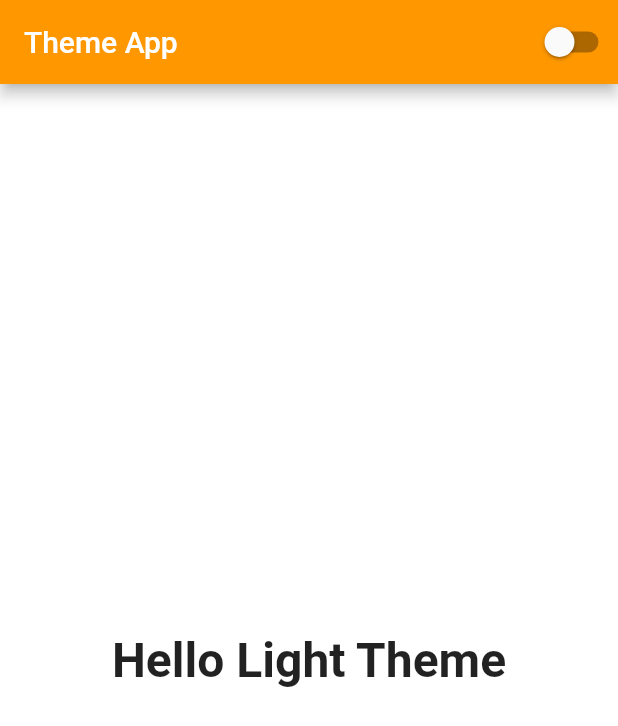
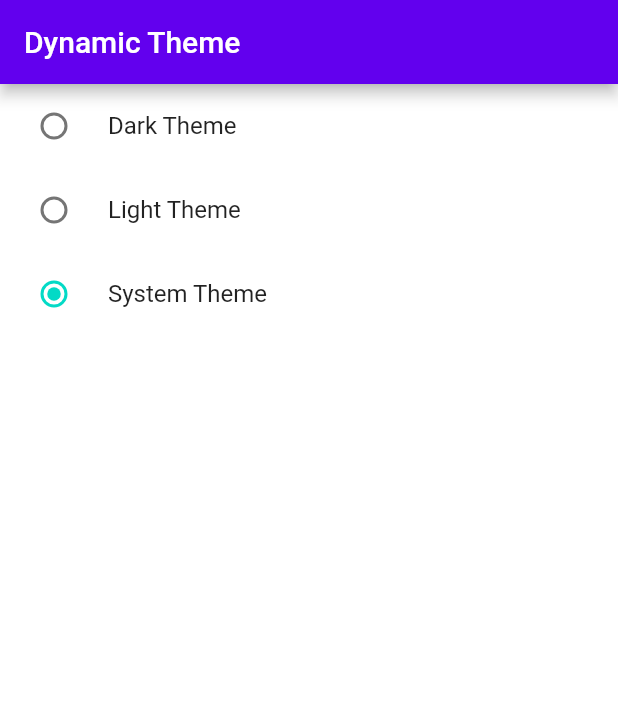
Before and after one commit to zyllus17/dark_theme, a Flutter app: the screen it shows after launch, on a phone screen of 412 x 824 dp. Shown: the top 726 px of the screen. Run offline on Flutter 3.47's test engine with Material 2 defaults, Android fonts, the phone set to English and light mode, and no system bars; our stand-ins replace flutter_riverpod, shared_preferences.

Commit message:
Theme working

```diff
--- a/lib/main.dart
+++ b/lib/main.dart
@@ -1,30 +1,108 @@
 import 'package:dark_theme/theme_provider.dart';
 import 'package:flutter/material.dart';
-import 'package:provider/provider.dart';
-
-import 'home_screen.dart';
+import 'package:flutter_riverpod/flutter_riverpod.dart';
+import 'package:shared_preferences/shared_preferences.dart';
 
 void main() {
-  runApp(const MyApp());
+  runApp(
+    const ProviderScope(
+      child: MyApp(),
+    ),
+  );
 }
 
-class MyApp extends StatelessWidget {
+class MyApp extends ConsumerWidget {
   const MyApp({Key? key}) : super(key: key);
 
   @override
-  Widget build(BuildContext context) {
-    return ChangeNotifierProvider(
-      create: (context) => ThemeProvider(),
-      builder: (context, child) {
-        final themeProvider = Provider.of<ThemeProvider>(context);
-        return MaterialApp(
-          title: 'Flutter Demo',
-          themeMode: themeProvider.themeMode,
-          theme: MyTheme.lightTheme,
-          darkTheme: MyTheme.darkTheme,
-          home: const HomeScreen(),
-        );
+  Widget build(BuildContext context, WidgetRef ref) {
+    final themeNotifier = ref.watch(themeNotifierProvider);
+
+    return MaterialApp(
+      title: 'Flutter Demo',
+      themeMode: themeNotifier.themeMode,
+      theme: MyTheme.lightTheme,
+      darkTheme: MyTheme.darkTheme,
+      home: const HomePage(),
+    );
+  }
+}
+
+class HomePage extends ConsumerWidget {
+  const HomePage({Key? key}) : super(key: key);
+
+  @override
+  Widget build(BuildContext context, WidgetRef ref) {
+    final notifier = ref.watch(themeNotifierProvider);
+
+    return Scaffold(
+      appBar: AppBar(
+        title: const Text("Dynamic Theme"),
+      ),
+      body: Column(
+        mainAxisSize: MainAxisSize.min,
+        children: [
+          _singleTile(
+            title: "Dark Theme",
+            themeMode: ThemeMode.dark,
+            notifier: notifier,
+          ),
+          _singleTile(
+            title: "Light Theme",
+            themeMode: ThemeMode.light,
+            notifier: notifier,
+          ),
+          _singleTile(
+            title: "System Theme",
+            themeMode: ThemeMode.system,
+            notifier: notifier,
+          ),
+        ],
+      ),
+    );
+  }
+
+  Widget _singleTile({
+    required String title,
+    required ThemeMode themeMode,
+    required ThemeNotifier notifier,
+  }) {
+    return RadioListTile<ThemeMode>(
+      value: themeMode,
+      title: Text(title),
+      groupValue: notifier.themeMode,
+      onChanged: (val) {
+        if (val != null) notifier.setTheme(val);
       },
     );
   }
 }
+
+class ThemeNotifier extends ChangeNotifier {
+  // Define your default thememode here
+  ThemeMode themeMode = ThemeMode.system;
+  SharedPreferences? prefs;
+
+  ThemeNotifier() {
+    _init();
+  }
+
+  _init() async {
+    // Get the stored theme from shared preferences
+    prefs = await SharedPreferences.getInstance();
+
+    int theme = prefs?.getInt("theme") ?? themeMode.index;
+    themeMode = ThemeMode.values[theme];
+    notifyListeners();
+  }
+
+  setTheme(ThemeMode mode) {
+    themeMode = mode;
+    notifyListeners();
+    // Save the selected theme using shared preferences
+    prefs?.setInt("theme", mode.index);
+  }
+}
+
+final themeNotifierProvider =
+    ChangeNotifierProvider<ThemeNotifier>((_) => ThemeNotifier());
--- a/lib/theme_provider.dart
+++ b/lib/theme_provider.dart
@@ -1,19 +1,23 @@
 import 'package:flutter/material.dart';
 
-class ThemeProvider extends ChangeNotifier {
-  ThemeMode themeMode = ThemeMode.system;
+// class ThemeProvider extends ChangeNotifier {
+//   ThemeMode themeMode = ThemeMode.system;
 
-  bool get isDarkMode => themeMode == ThemeMode.dark;
+//   bool get isDarkMode => themeMode == ThemeMode.dark;
 
-  void toggleTheme(bool isOn) {
-    themeMode = isOn ? ThemeMode.dark : ThemeMode.light;
-    notifyListeners();
-  }
-}
+//   void toggleTheme(bool isOn) {
+//     themeMode = isOn ? ThemeMode.dark : ThemeMode.light;
+//     notifyListeners();
+//   }
+// }
 
 class MyTheme {
   static final darkTheme = ThemeData(
     scaffoldBackgroundColor: Colors.grey.shade900,
+    radioTheme: RadioThemeData(
+      fillColor: MaterialStateColor.resolveWith(
+          (states) => Colors.yellow), //<-- SEE HERE
+    ),
     colorScheme: ColorScheme.dark(),
   );
 
--- a/pubspec.yaml
+++ b/pubspec.yaml
@@ -35,6 +35,8 @@ dependencies:
   # Use with the CupertinoIcons class for iOS style icons.
   cupertino_icons: ^1.0.2
   provider: ^6.0.3
+  flutter_riverpod: ^1.0.4
+  sharedpreference: ^0.0.1
 
 dev_dependencies:
   flutter_test:
```
Also changed, not shown: pubspec.lock, 10 other files.
